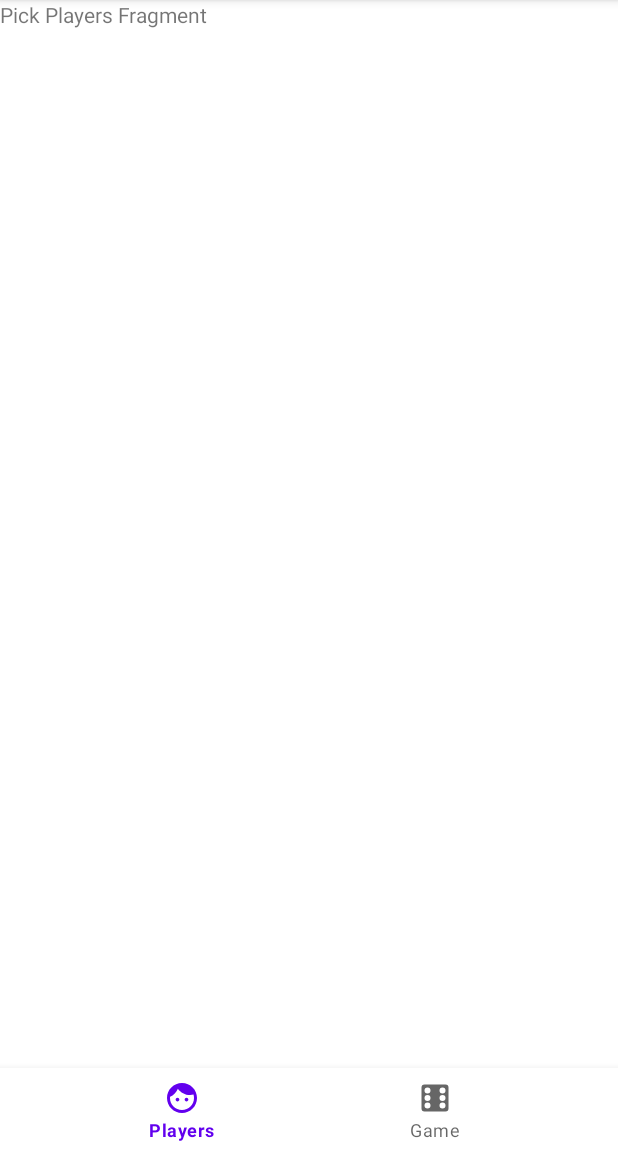
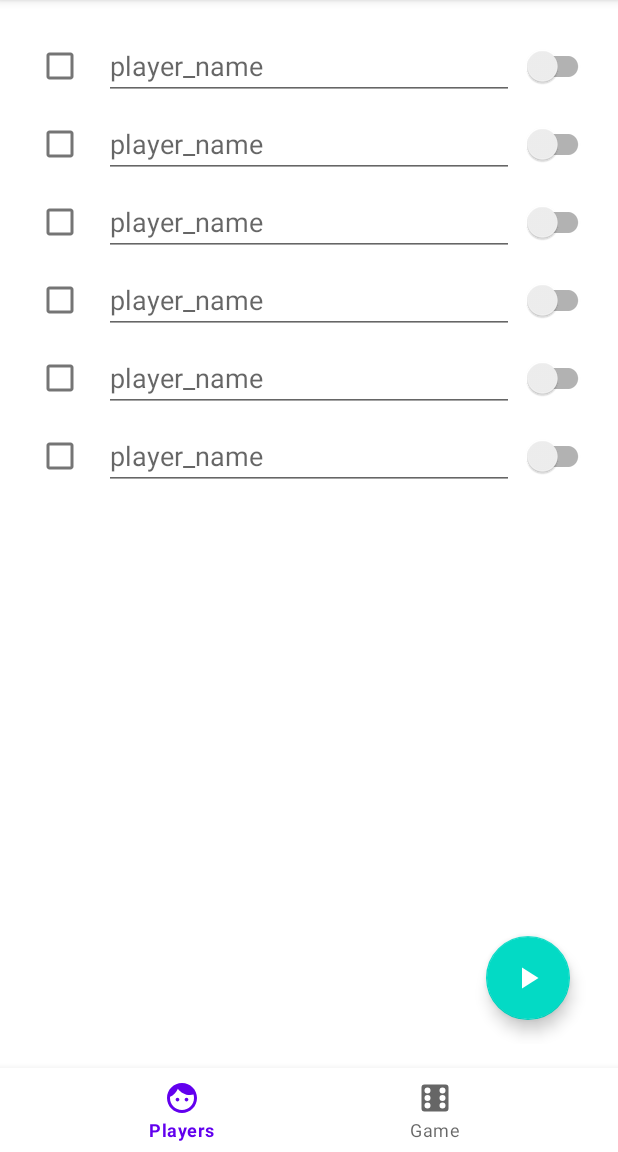
Before and after one commit to expeditioneer/PennyDrop, an Android app: the PickPlayersFragment screen opened through its navigation route, on a phone screen of 412 x 824 dp, the part 84-1236 px from its top. Run offline under Robolectric (Android 15) with nearby library versions, the phone set to English and light mode, and no system bars; our stand-ins replace navigation-ui.

Commit message:
build fragment_pick_players

```diff
--- /dev/null
+++ b/app/src/main/res/drawable/ic_baseline_play_arrow_24.xml
@@ -0,0 +1,5 @@
+<vector android:height="24dp" android:tint="#000000"
+    android:viewportHeight="24" android:viewportWidth="24"
+    android:width="24dp" xmlns:android="http://schemas.android.com/apk/res/android">
+    <path android:fillColor="@android:color/white" android:pathData="M8,5v14l11,-7z"/>
+</vector>
--- a/app/src/main/res/layout/fragment_pick_players.xml
+++ b/app/src/main/res/layout/fragment_pick_players.xml
@@ -1,13 +1,53 @@
 <?xml version="1.0" encoding="utf-8"?>
-<FrameLayout xmlns:android="http://schemas.android.com/apk/res/android"
+<androidx.constraintlayout.widget.ConstraintLayout xmlns:android="http://schemas.android.com/apk/res/android"
+    xmlns:app="http://schemas.android.com/apk/res-auto"
     xmlns:tools="http://schemas.android.com/tools"
     android:layout_width="match_parent"
     android:layout_height="match_parent"
+    android:layout_margin="16dp"
     tools:context=".fragments.PickPlayersFragment">
 
-    <TextView
+    <LinearLayout
         android:layout_width="match_parent"
-        android:layout_height="match_parent"
-        android:text="Pick Players Fragment" />
+        android:layout_height="wrap_content"
+        android:orientation="vertical"
+        app:layout_constraintEnd_toEndOf="parent"
+        app:layout_constraintStart_toStartOf="parent"
+        app:layout_constraintTop_toTopOf="parent">
 
-</FrameLayout>
+        <include
+            android:id="@+id/mainPlayer"
+            layout="@layout/player_list_item" />
+
+        <include
+            android:id="@+id/player2"
+            layout="@layout/player_list_item" />
+
+        <include
+            android:id="@+id/player3"
+            layout="@layout/player_list_item" />
+
+        <include
+            android:id="@+id/player4"
+            layout="@layout/player_list_item" />
+
+        <include
+            android:id="@+id/player5"
+            layout="@layout/player_list_item" />
+
+        <include
+            android:id="@+id/player6"
+            layout="@layout/player_list_item" />
+    </LinearLayout>
+    <com.google.android.material.floatingactionbutton.FloatingActionButton
+        android:id="@+id/buttonPlayGame"
+        android:layout_width="wrap_content"
+        android:layout_height="wrap_content"
+        android:layout_margin="16dp"
+        android:contentDescription="@string/play_button"
+        android:src="@drawable/ic_baseline_play_arrow_24"
+        app:layout_constraintBottom_toBottomOf="parent"
+        app:layout_constraintEnd_toEndOf="parent"
+        app:tint="@android:color/white" />
+
+</androidx.constraintlayout.widget.ConstraintLayout>
--- /dev/null
+++ b/app/src/main/res/layout/player_list_item.xml
@@ -0,0 +1,34 @@
+<?xml version="1.0" encoding="utf-8"?>
+<androidx.constraintlayout.widget.ConstraintLayout xmlns:android="http://schemas.android.com/apk/res/android"
+    xmlns:app="http://schemas.android.com/apk/res-auto"
+    android:layout_width="match_parent"
+    android:layout_height="match_parent">
+
+    <CheckBox
+        android:id="@+id/checkbox_player_active"
+        android:layout_width="wrap_content"
+        android:layout_height="wrap_content"
+        app:layout_constraintBottom_toBottomOf="@id/edit_text_player_name"
+        app:layout_constraintStart_toStartOf="parent"
+        app:layout_constraintTop_toTopOf="@id/edit_text_player_name" />
+
+    <EditText
+        android:id="@+id/edit_text_player_name"
+        android:layout_width="0dp"
+        android:layout_height="wrap_content"
+        android:layout_margin="5dp"
+        android:hint="@string/player_name"
+        android:inputType="textPersonName"
+        app:layout_constraintEnd_toStartOf="@id/switch_player_type"
+        app:layout_constraintStart_toEndOf="@id/checkbox_player_active"
+        app:layout_constraintTop_toTopOf="parent" />
+
+    <androidx.appcompat.widget.SwitchCompat
+        android:id="@+id/switch_player_type"
+        android:layout_width="wrap_content"
+        android:layout_height="wrap_content"
+        app:layout_constraintBottom_toBottomOf="@id/edit_text_player_name"
+        app:layout_constraintEnd_toEndOf="parent"
+        app:layout_constraintTop_toTopOf="@id/edit_text_player_name" />
+
+</androidx.constraintlayout.widget.ConstraintLayout>
--- a/app/src/main/res/values/strings.xml
+++ b/app/src/main/res/values/strings.xml
@@ -2,4 +2,6 @@
     <string name="app_name">Penny Drop</string>
     <string name="players">Players</string>
     <string name="game">Game</string>
+    <string name="play_button">play_button</string>
+    <string name="player_name">player_name</string>
 </resources>
```
